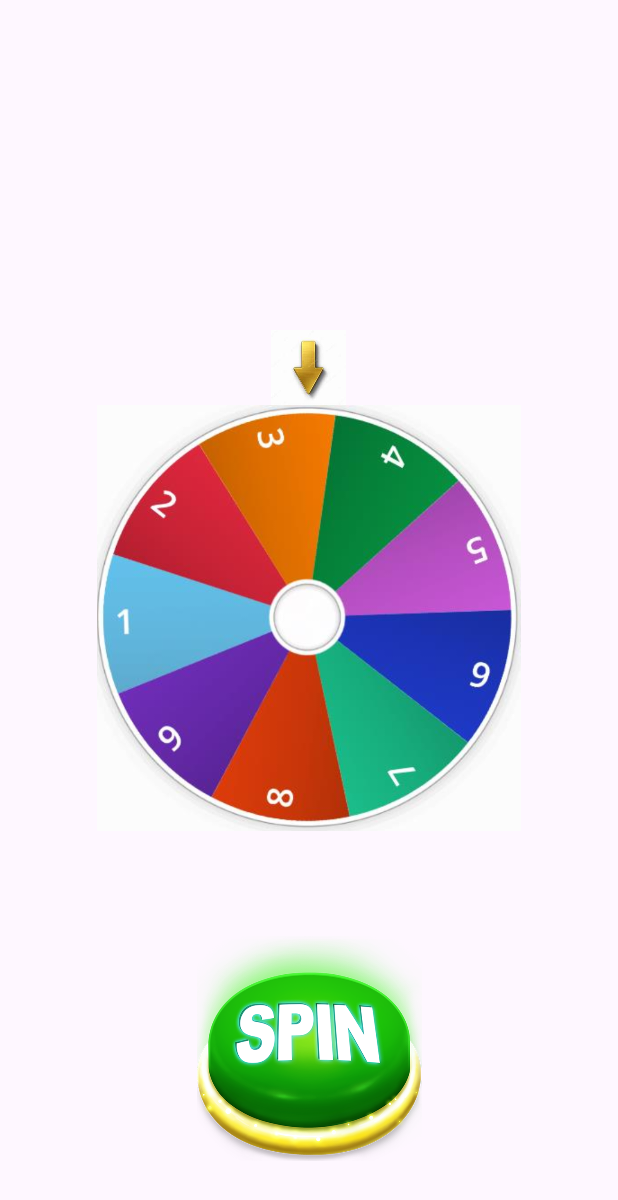
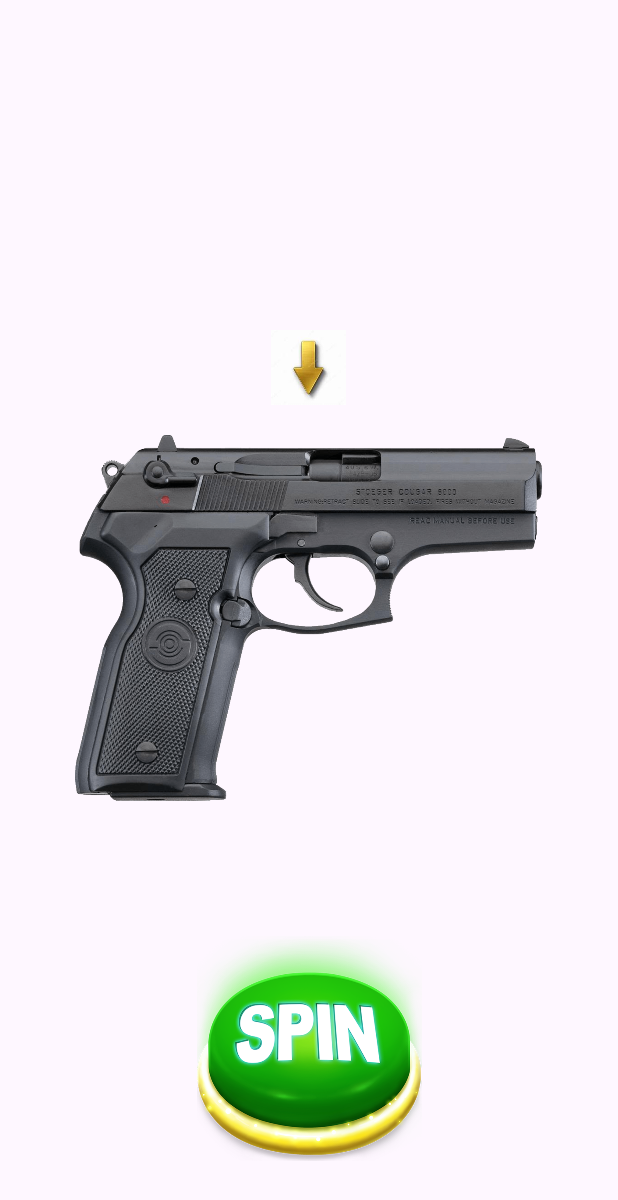
Before and after one commit to vicentenavarro13/PS-G4-RULETA, an Android app: the RussianActivity screen opened directly, with no data from a screen before it, on a phone screen of 412 x 824 dp. Shown: the top 1200 px of the screen. Run offline under Robolectric (Android 15) with nearby library versions, the phone set to English and light mode, and no system bars.

Commit message:
cambiada imagen de ruleta rusa

```diff
--- a/app/src/main/res/layout/activity_russian.xml
+++ b/app/src/main/res/layout/activity_russian.xml
@@ -14,7 +14,7 @@
         android:layout_marginStart="50dp"
         android:layout_marginEnd="50dp"
         android:scaleType="centerInside"
-        android:src="@drawable/ruleta" />
+        android:src="@drawable/pistolaa" />
 
     <ImageView
         android:id="@+id/flecha"
```
Also changed, not shown: app/src/main/res/drawable/pistolaa.png (added).
